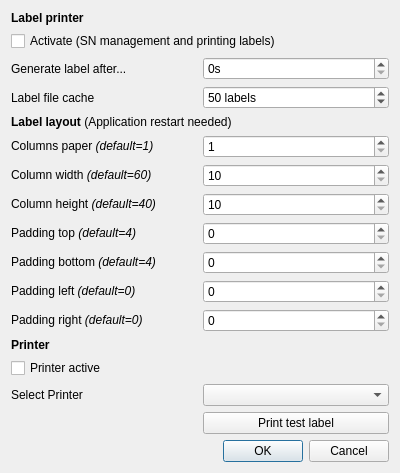
davidsenoner/emec-drv-canopen-tester, file app/ui/settings_diag.ui: the form before one commit.
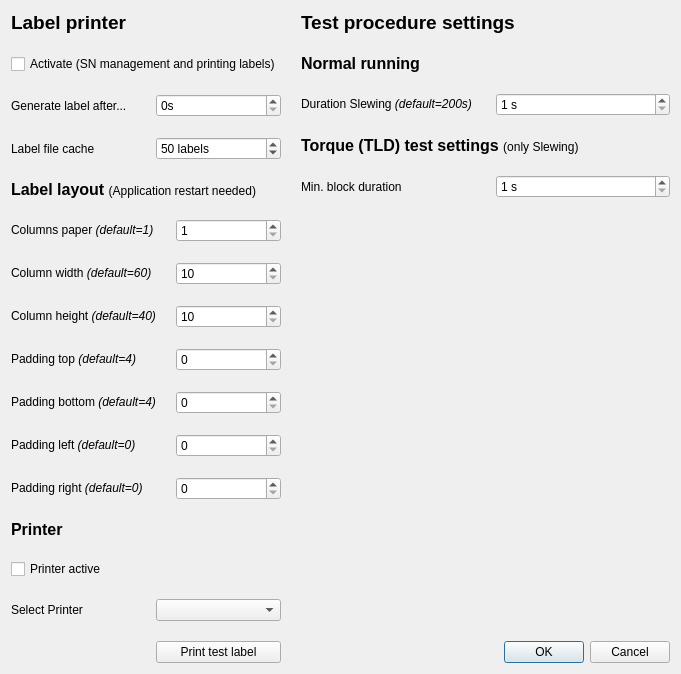
The form after the commit.

Commit message: feat: changes needed for slewing block test

What changed in the file:
```diff
--- a/app/ui/settings_diag.ui
+++ b/app/ui/settings_diag.ui
@@ -6,18 +6,23 @@
    <rect>
     <x>0</x>
     <y>0</y>
-    <width>400</width>
-    <height>443</height>
+    <width>681</width>
+    <height>444</height>
    </rect>
   </property>
   <property name="windowTitle">
    <string>Settings</string>
   </property>
-  <layout class="QVBoxLayout" name="verticalLayout">
+  <layout class="QHBoxLayout" name="horizontalLayout_2">
+   <property name="spacing">
+    <number>20</number>
+   </property>
+   <item>
+    <layout class="QVBoxLayout" name="verticalLayout_2">
    <item>
     <widget class="QLabel" name="label_2">
      <property name="text">
-      <string>&lt;html&gt;&lt;head/&gt;&lt;body&gt;&lt;p&gt;&lt;span style=&quot; font-weight:600;&quot;&gt;Label printer&lt;/span&gt;&lt;/p&gt;&lt;/body&gt;&lt;/html&gt;</string>
+        <string>&lt;html&gt;&lt;head/&gt;&lt;body&gt;&lt;p&gt;&lt;span style=&quot; font-size:14pt; font-weight:600;&quot;&gt;Label printer&lt;/span&gt;&lt;/p&gt;&lt;/body&gt;&lt;/html&gt;</string>
      </property>
     </widget>
    </item>
@@ -82,7 +87,7 @@
    <item>
     <widget class="QLabel" name="label_4">
      <property name="text">
-      <string>&lt;html&gt;&lt;head/&gt;&lt;body&gt;&lt;p&gt;&lt;span style=&quot; font-weight:600;&quot;&gt;Label layout &lt;/span&gt;(Application restart needed)&lt;/p&gt;&lt;/body&gt;&lt;/html&gt;</string>
+        <string>&lt;html&gt;&lt;head/&gt;&lt;body&gt;&lt;p&gt;&lt;span style=&quot; font-size:12pt; font-weight:600;&quot;&gt;Label layout &lt;/span&gt;&lt;span style=&quot; font-size:9pt;&quot;&gt;(Application restart needed)&lt;/span&gt;&lt;/p&gt;&lt;/body&gt;&lt;/html&gt;</string>
      </property>
     </widget>
    </item>
@@ -201,7 +206,7 @@
    <item>
     <widget class="QLabel" name="lbl_title">
      <property name="text">
-      <string>&lt;html&gt;&lt;head/&gt;&lt;body&gt;&lt;p&gt;&lt;span style=&quot; font-weight:600;&quot;&gt;Printer&lt;/span&gt;&lt;/p&gt;&lt;/body&gt;&lt;/html&gt;</string>
+        <string>&lt;html&gt;&lt;head/&gt;&lt;body&gt;&lt;p&gt;&lt;span style=&quot; font-size:12pt; font-weight:600;&quot;&gt;Printer&lt;/span&gt;&lt;/p&gt;&lt;/body&gt;&lt;/html&gt;</string>
      </property>
     </widget>
    </item>
@@ -245,6 +250,105 @@
     </layout>
    </item>
    <item>
+      <spacer name="verticalSpacer_2">
+       <property name="orientation">
+        <enum>Qt::Vertical</enum>
+       </property>
+       <property name="sizeHint" stdset="0">
+        <size>
+         <width>20</width>
+         <height>40</height>
+        </size>
+       </property>
+      </spacer>
+     </item>
+    </layout>
+   </item>
+   <item>
+    <layout class="QVBoxLayout" name="verticalLayout_3">
+     <item>
+      <widget class="QLabel" name="label_13">
+       <property name="text">
+        <string>&lt;html&gt;&lt;head/&gt;&lt;body&gt;&lt;p&gt;&lt;span style=&quot; font-size:14pt; font-weight:600;&quot;&gt;Test procedure settings&lt;/span&gt;&lt;/p&gt;&lt;/body&gt;&lt;/html&gt;</string>
+       </property>
+      </widget>
+     </item>
+     <item>
+      <widget class="QLabel" name="label_14">
+       <property name="text">
+        <string>&lt;html&gt;&lt;head/&gt;&lt;body&gt;&lt;p&gt;&lt;span style=&quot; font-size:12pt; font-weight:600;&quot;&gt;Normal running&lt;/span&gt;&lt;/p&gt;&lt;/body&gt;&lt;/html&gt;</string>
+       </property>
+      </widget>
+     </item>
+     <item>
+      <layout class="QGridLayout" name="gridLayout_5">
+       <item row="0" column="1">
+        <widget class="QSpinBox" name="sb_norm_run_slewing_duration">
+         <property name="suffix">
+          <string> s</string>
+         </property>
+         <property name="minimum">
+          <number>1</number>
+         </property>
+         <property name="maximum">
+          <number>1200</number>
+         </property>
+        </widget>
+       </item>
+       <item row="0" column="0">
+        <widget class="QLabel" name="label_15">
+         <property name="text">
+          <string>&lt;html&gt;&lt;head/&gt;&lt;body&gt;&lt;p&gt;Duration Slewing &lt;span style=&quot; font-style:italic;&quot;&gt;(default=200s)&lt;/span&gt;&lt;/p&gt;&lt;/body&gt;&lt;/html&gt;</string>
+         </property>
+        </widget>
+       </item>
+      </layout>
+     </item>
+     <item>
+      <widget class="QLabel" name="label_18">
+       <property name="text">
+        <string>&lt;html&gt;&lt;head/&gt;&lt;body&gt;&lt;p&gt;&lt;span style=&quot; font-size:12pt; font-weight:600;&quot;&gt;Torque (TLD) test settings &lt;/span&gt;(only Slewing)&lt;/p&gt;&lt;/body&gt;&lt;/html&gt;</string>
+       </property>
+      </widget>
+     </item>
+     <item>
+      <layout class="QGridLayout" name="gridLayout_6">
+       <item row="0" column="1">
+        <widget class="QSpinBox" name="sb_min_block_duration">
+         <property name="suffix">
+          <string> s</string>
+         </property>
+         <property name="minimum">
+          <number>1</number>
+         </property>
+         <property name="maximum">
+          <number>1200</number>
+         </property>
+        </widget>
+       </item>
+       <item row="0" column="0">
+        <widget class="QLabel" name="label_17">
+         <property name="text">
+          <string>Min. block duration</string>
+         </property>
+        </widget>
+       </item>
+      </layout>
+     </item>
+     <item>
+      <spacer name="verticalSpacer">
+       <property name="orientation">
+        <enum>Qt::Vertical</enum>
+       </property>
+       <property name="sizeHint" stdset="0">
+        <size>
+         <width>20</width>
+         <height>40</height>
+        </size>
+       </property>
+      </spacer>
+     </item>
+     <item>
     <widget class="QDialogButtonBox" name="buttonBox">
      <property name="orientation">
       <enum>Qt::Horizontal</enum>
@@ -253,6 +357,8 @@
       <set>QDialogButtonBox::Cancel|QDialogButtonBox::Ok</set>
      </property>
     </widget>
+     </item>
+    </layout>
    </item>
   </layout>
  </widget>
```
Left out of the diff: 42 changed lines with no effect on the pictures. Lines whose indentation alone changed are shown as unchanged. The commit also changes 10 other files.
